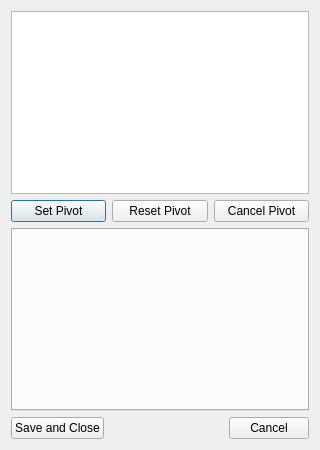
Before: the Qt Designer form KryptaEditor/ObjectSettingsDialog.ui in cellproductions/KryptaEditorQT, drawn with Qt 5.
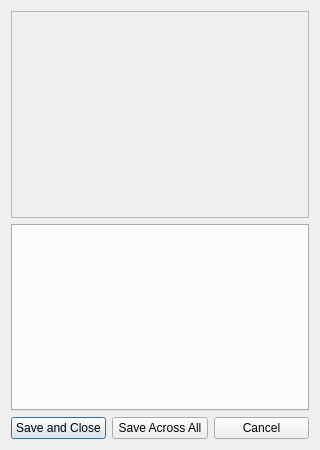
After: the same form once the commit is applied. Custom widgets are drawn as their Qt base class.

Diff of the .ui file:
```diff
--- a/KryptaEditor/ObjectSettingsDialog.ui
+++ b/KryptaEditor/ObjectSettingsDialog.ui
@@ -15,42 +15,26 @@
   </property>
   <layout class="QVBoxLayout" name="verticalLayout_2">
    <item>
-    <layout class="QVBoxLayout" name="verticalLayout" stretch="50,0,50,5">
+    <layout class="QVBoxLayout" name="verticalLayout" stretch="50,45,5">
      <item>
-      <widget class="PivotView" name="gvObject">
-       <property name="verticalScrollBarPolicy">
-        <enum>Qt::ScrollBarAlwaysOff</enum>
+      <widget class="QLabel" name="lObject">
+       <property name="sizePolicy">
+        <sizepolicy hsizetype="Ignored" vsizetype="Ignored">
+         <horstretch>0</horstretch>
+         <verstretch>0</verstretch>
+        </sizepolicy>
        </property>
-       <property name="horizontalScrollBarPolicy">
-        <enum>Qt::ScrollBarAlwaysOff</enum>
+       <property name="frameShape">
+        <enum>QFrame::StyledPanel</enum>
+       </property>
+       <property name="text">
+        <string/>
+       </property>
+       <property name="alignment">
+        <set>Qt::AlignCenter</set>
        </property>
       </widget>
      </item>
-     <item>
-      <layout class="QHBoxLayout" name="horizontalLayout_2">
-       <item>
-        <widget class="QPushButton" name="bPivotSet">
-         <property name="text">
-          <string>Set Pivot</string>
-         </property>
-        </widget>
-       </item>
-       <item>
-        <widget class="QPushButton" name="bPivotReset">
-         <property name="text">
-          <string>Reset Pivot</string>
-         </property>
-        </widget>
-       </item>
-       <item>
-        <widget class="QPushButton" name="bPivotCancel">
-         <property name="text">
-          <string>Cancel Pivot</string>
-         </property>
-        </widget>
-       </item>
-      </layout>
-     </item>
      <item>
       <widget class="QTabWidget" name="tabs">
        <property name="currentIndex">
@@ -68,17 +52,14 @@
         </widget>
        </item>
        <item>
-        <spacer name="horizontalSpacer">
-         <property name="orientation">
-          <enum>Qt::Horizontal</enum>
+        <widget class="QPushButton" name="bApply">
+         <property name="toolTip">
+          <string>Saves the settings of this object and all objects using the same animation.</string>
          </property>
-         <property name="sizeHint" stdset="0">
-          <size>
-           <width>40</width>
-           <height>20</height>
-          </size>
+         <property name="text">
+          <string>Save Across All</string>
          </property>
-        </spacer>
+        </widget>
        </item>
        <item>
         <widget class="QPushButton" name="bCancel">
@@ -93,13 +74,6 @@
    </item>
   </layout>
  </widget>
- <customwidgets>
-  <customwidget>
-   <class>PivotView</class>
-   <extends>QGraphicsView</extends>
-   <header>PivotView.h</header>
-  </customwidget>
- </customwidgets>
  <resources/>
  <connections/>
 </ui>
```
